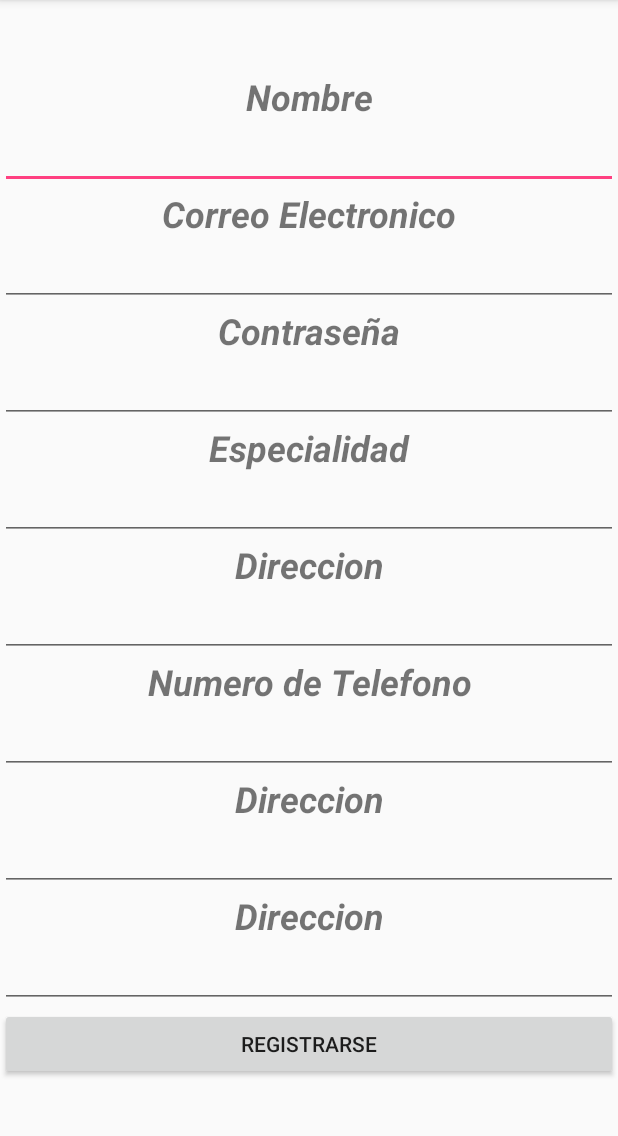
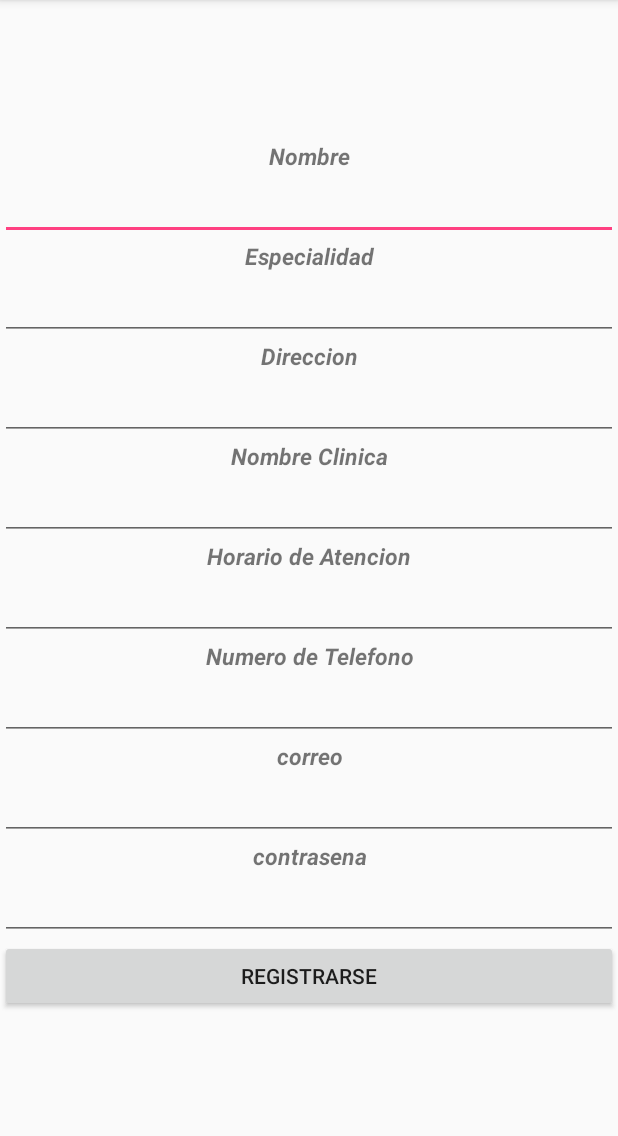
Before and after one commit to Dannypimp/Kodax, an Android app: the Registro screen opened directly, with no data from a screen before it, on a phone screen of 412 x 824 dp, the part 84-1220 px from its top. Run offline under Robolectric (Android 15) with nearby library versions, the phone set to English and light mode, and no system bars.

Commit message:
actualice registro

```diff
--- a/app/src/main/res/layout/activity_registro.xml
+++ b/app/src/main/res/layout/activity_registro.xml
@@ -18,7 +18,7 @@
             android:layout_height="wrap_content"
             android:gravity="center"
             android:text="Nombre"
-            android:textSize="24sp"
+            android:textSize="15sp"
             android:textStyle="bold|italic" />
 
         <EditText
@@ -34,8 +34,8 @@
             android:layout_width="match_parent"
             android:layout_height="wrap_content"
             android:gravity="center"
-            android:text="Correo Electronico"
-            android:textSize="24sp"
+            android:text="Especialidad"
+            android:textSize="15sp"
             android:textStyle="bold|italic" />
 
         <EditText
@@ -51,8 +51,8 @@
             android:layout_width="match_parent"
             android:layout_height="wrap_content"
             android:gravity="center_vertical|center"
-            android:text="Contraseña"
-            android:textSize="24sp"
+            android:text="Direccion"
+            android:textSize="15sp"
             android:textStyle="bold|italic" />
 
         <EditText
@@ -67,8 +67,8 @@
             android:layout_width="match_parent"
             android:layout_height="wrap_content"
             android:gravity="center"
-            android:text="Especialidad"
-            android:textSize="24sp"
+            android:text="Nombre Clinica"
+            android:textSize="15sp"
             android:textStyle="bold|italic" />
 
         <EditText
@@ -84,8 +84,8 @@
             android:layout_width="match_parent"
             android:layout_height="wrap_content"
             android:gravity="center"
-            android:text="Direccion"
-            android:textSize="24sp"
+            android:text="Horario de Atencion"
+            android:textSize="15sp"
             android:textStyle="bold|italic" />
 
         <EditText
@@ -102,7 +102,7 @@
             android:layout_height="wrap_content"
             android:gravity="center_vertical|center"
             android:text="Numero de Telefono"
-            android:textSize="24sp"
+            android:textSize="15sp"
             android:textStyle="bold|italic" />
 
         <EditText
@@ -117,8 +117,8 @@
             android:layout_width="match_parent"
             android:layout_height="wrap_content"
             android:gravity="center"
-            android:text="Direccion"
-            android:textSize="24sp"
+            android:text="correo"
+            android:textSize="15sp"
             android:textStyle="bold|italic" />
 
         <EditText
@@ -134,8 +134,8 @@
             android:layout_width="match_parent"
             android:layout_height="wrap_content"
             android:gravity="center"
-            android:text="Direccion"
-            android:textSize="24sp"
+            android:text="contrasena"
+            android:textSize="15sp"
             android:textStyle="bold|italic" />
 
         <EditText
```
